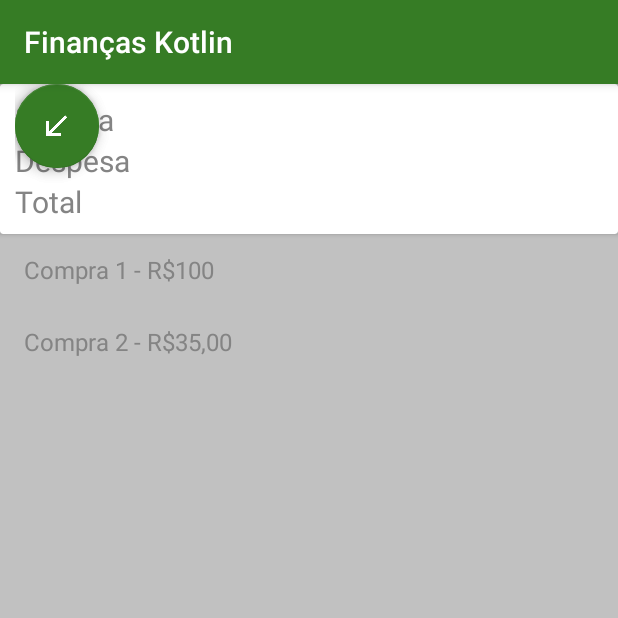
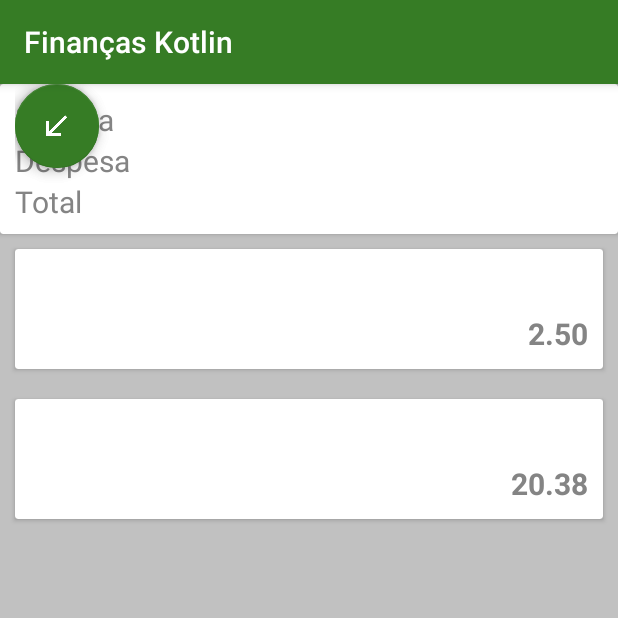
Before and after one commit to CaiqueCoelho/iniciandoKotlin, an Android app: the screen it shows after launch (ListaTransacoesActivity), on a phone screen of 412 x 824 dp, the top half of it. Run offline under Robolectric (Android 15) with nearby library versions, the phone set to English and light mode, and no system bars; plain views replace FloatingActionButton, FloatingActionMenu.

Commit message:
Implementando versão inicial do adapter de transações e ViewHolder

```diff
--- /dev/null
+++ b/app/src/main/java/br/unifor/financaskotlin/model/Transacao.kt
@@ -0,0 +1,8 @@
+package br.unifor.financaskotlin.model
+
+import java.math.BigDecimal
+import java.util.*
+
+class Transacao (public var valor: BigDecimal,
+                 public var categoria: String,
+                 public var data: Calendar)
--- a/app/src/main/java/br/unifor/financaskotlin/view/activity/ListaTransacoesActivity.kt
+++ b/app/src/main/java/br/unifor/financaskotlin/view/activity/ListaTransacoesActivity.kt
@@ -2,9 +2,12 @@ package br.unifor.financaskotlin.view.activity
 
 import android.os.Bundle
 import android.support.v7.app.AppCompatActivity
-import android.widget.ArrayAdapter
 import br.unifor.financaskotlin.R
+import br.unifor.financaskotlin.view.adapter.TransacoesAdapter
+import br.unifor.financaskotlin.model.Transacao
 import kotlinx.android.synthetic.main.activity_lista_transacoes.*
+import java.math.BigDecimal
+import java.util.*
 
 //Classe : Herança, Interface1, Interface2
 class ListaTransacoesActivity : AppCompatActivity() {
@@ -14,9 +17,14 @@ class ListaTransacoesActivity : AppCompatActivity() {
         setContentView(R.layout.activity_lista_transacoes)
 
         //Constante VAL, Variável VAR
-        val transacoes = listOf("Compra 1 - R$100", "Compra 2 - R$35,00")
-        val arrayAdapter = ArrayAdapter(this, android.R.layout.simple_list_item_1, transacoes)
-        lista_transacoes_listview.adapter = arrayAdapter
+//        val transacoes = listOf("Compra 1 - R$100", "Compra 2 - R$35,00")
+
+        val transacoes = listOf(Transacao(BigDecimal(2.5), "Lanche", Calendar.getInstance()),
+                Transacao(BigDecimal(20.38), "Noitada", Calendar.getInstance()))
+
+        val adapter = TransacoesAdapter(transacoes, this)
+
+        lista_transacoes_listview.adapter = adapter
 
     }
 
--- a/app/src/main/java/br/unifor/financaskotlin/view/adapter/TransacoesAdapter.kt
+++ b/app/src/main/java/br/unifor/financaskotlin/view/adapter/TransacoesAdapter.kt
@@ -1,23 +1,40 @@
 package br.unifor.financaskotlin.view.adapter
 
+import android.content.Context
+import android.view.LayoutInflater
 import android.view.View
 import android.view.ViewGroup
 import android.widget.BaseAdapter
+import br.unifor.financaskotlin.R
+import br.unifor.financaskotlin.model.Transacao
+import br.unifor.financaskotlin.view.adapter.item.TransacaoItem
 
-class TransacoesAdapter : BaseAdapter() {
+class TransacoesAdapter(private val transacoes: List<Transacao>,
+                        private val context: Context) : BaseAdapter() {
+
     override fun getView(position: Int, convertView: View?, parent: ViewGroup?): View {
-        TODO("not implemented") //To change body of created functions use File | Settings | File Templates.
+
+        var view = convertView
+
+        if(view == null){
+            view = LayoutInflater.from(context).inflate(R.layout.transacao_item, parent, false)
+        }
+
+        TransacaoItem(view!!, getItem(position)).bind()
+
+        return view
+
     }
 
-    override fun getItem(position: Int): Any {
-        TODO("not implemented") //To change body of created functions use File | Settings | File Templates.
+    override fun getItem(position: Int): Transacao {
+        return transacoes[position]
     }
 
     override fun getItemId(position: Int): Long {
-        TODO("not implemented") //To change body of created functions use File | Settings | File Templates.
+        return position.toLong()
     }
 
     override fun getCount(): Int {
-        TODO("not implemented") //To change body of created functions use File | Settings | File Templates.
+        return transacoes.size
     }
 }
--- /dev/null
+++ b/app/src/main/java/br/unifor/financaskotlin/view/adapter/item/TransacaoItem.kt
@@ -0,0 +1,15 @@
+package br.unifor.financaskotlin.view.adapter.item
+
+import android.view.View
+import br.unifor.financaskotlin.model.Transacao
+import kotlinx.android.synthetic.main.transacao_item.view.*
+import java.util.*
+
+class TransacaoItem(private val view: View,
+                    private val transacao: Transacao) {
+
+    fun bind(){
+        view.transacao_valor.text = String.format(Locale.getDefault() , "%.2f", transacao.valor)
+    }
+
+}
```
